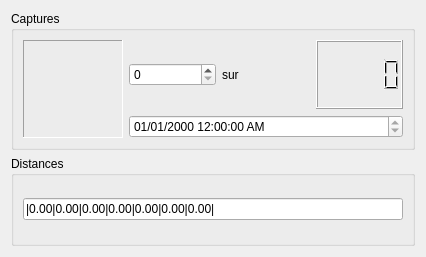
Before: the Qt Designer form Code/PC/GUI/CapturesDialog.ui in Hamza5/PFE-Master, drawn with Qt 5.
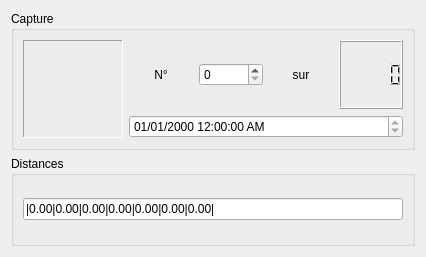
After: the same form once the commit is applied.

The edit to the form file:
```diff
--- a/Code/PC/GUI/CapturesDialog.ui
+++ b/Code/PC/GUI/CapturesDialog.ui
@@ -17,11 +17,21 @@
    <item>
     <widget class="QGroupBox" name="capturesGroupBox">
      <property name="title">
-      <string>Captures</string>
+      <string>Capture</string>
      </property>
      <layout class="QGridLayout" name="gridLayout">
       <item row="0" column="1">
        <layout class="QHBoxLayout" name="horizontalLayout_3">
+        <item>
+         <widget class="QLabel" name="captureNumberLabel">
+          <property name="text">
+           <string>N°</string>
+          </property>
+          <property name="alignment">
+           <set>Qt::AlignCenter</set>
+          </property>
+         </widget>
+        </item>
         <item>
          <widget class="QSpinBox" name="captureNumberSpinBox"/>
         </item>
@@ -30,6 +40,9 @@
           <property name="text">
            <string>sur</string>
           </property>
+          <property name="alignment">
+           <set>Qt::AlignCenter</set>
+          </property>
          </widget>
         </item>
         <item>
```
